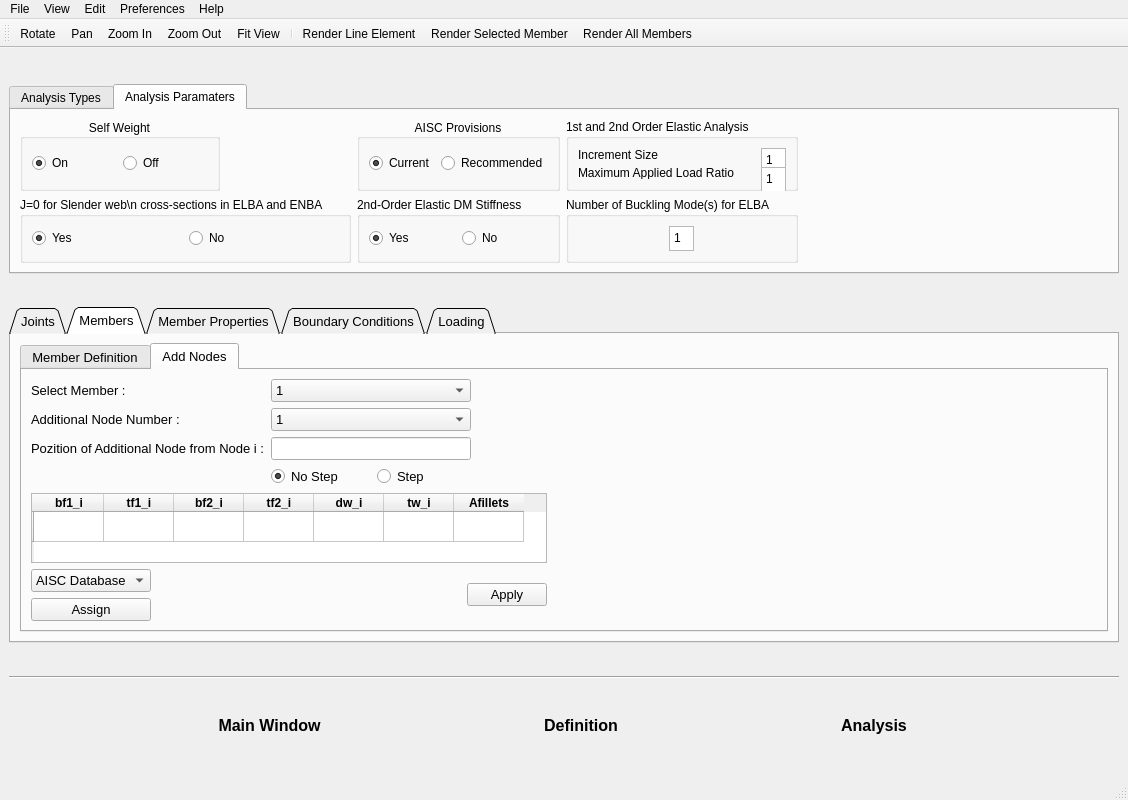
Old version of the form V2_dev/SABRE2-V3.ui in the repository oguzhantogay/SABRE2_V2_local.
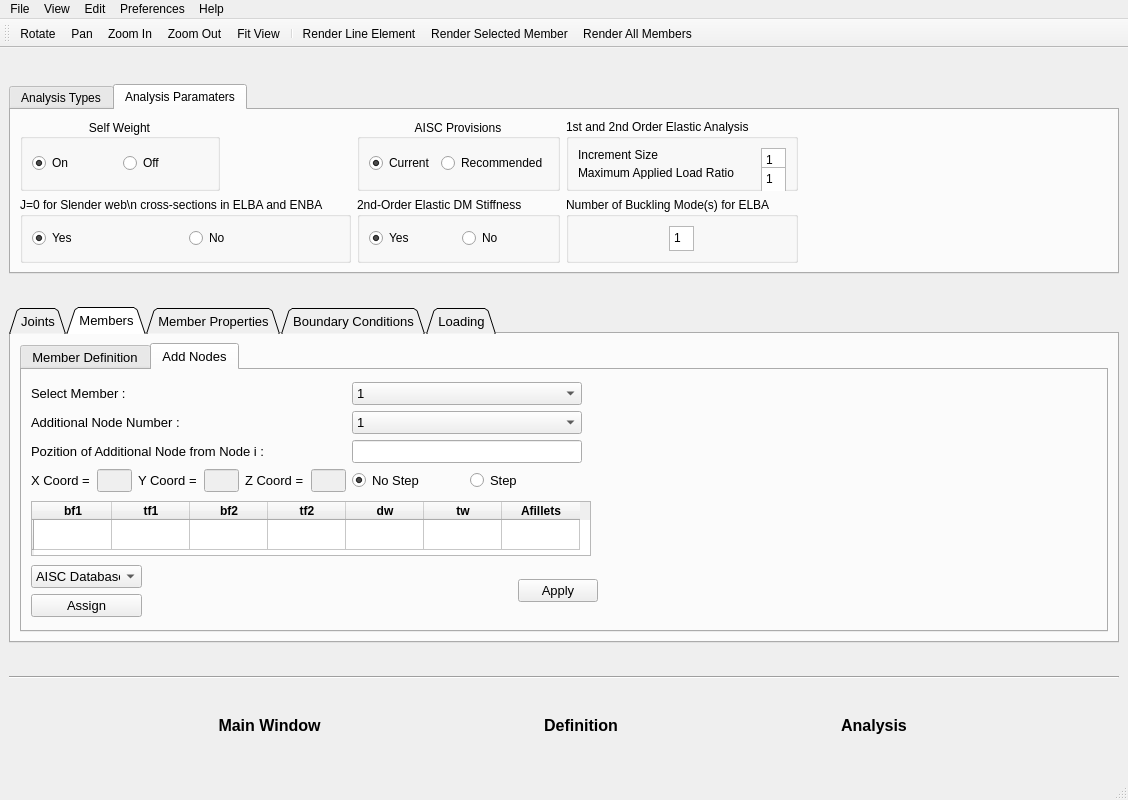
New version of the form. Icons and pictures are not drawn.

Commit message: AddNode code till SegCode

The edit to the form file:
```diff
--- a/V2_dev/SABRE2-V3.ui
+++ b/V2_dev/SABRE2-V3.ui
@@ -737,6 +737,12 @@
        <layout class="QVBoxLayout" name="verticalLayout_2">
         <item>
          <widget class="QTabWidget" name="Members_tabs">
+          <property name="minimumSize">
+           <size>
+            <width>0</width>
+            <height>265</height>
+           </size>
+          </property>
           <property name="currentIndex">
            <number>1</number>
           </property>
@@ -1088,48 +1094,49 @@
            <attribute name="title">
             <string>Add Nodes</string>
            </attribute>
-           <layout class="QVBoxLayout" name="verticalLayout_10">
+           <layout class="QVBoxLayout" name="verticalLayout_9">
             <item>
-             <layout class="QHBoxLayout" name="horizontalLayout_25">
-              <item>
-               <layout class="QFormLayout" name="formLayout">
-                <property name="fieldGrowthPolicy">
-                 <enum>QFormLayout::AllNonFixedFieldsGrow</enum>
-                </property>
-                <item row="0" column="0">
-                 <widget class="QLabel" name="label_2">
-                  <property name="text">
-                   <string>Select Member :</string>
-                  </property>
-                 </widget>
-                </item>
-                <item row="0" column="1">
-                 <widget class="QComboBox" name="AddNodeMember">
-                  <property name="maximumSize">
-                   <size>
-                    <width>200</width>
-                    <height>16777215</height>
-                   </size>
-                  </property>
-                  <item>
-                   <property name="text">
-                    <string>1</string>
-                   </property>
-                  </item>
-                 </widget>
-                </item>
+             <layout class="QGridLayout" name="gridLayout_2">
+              <property name="sizeConstraint">
+               <enum>QLayout::SetMaximumSize</enum>
+              </property>
                 <item row="1" column="0">
-                 <widget class="QLabel" name="label_4">
+               <widget class="QLabel" name="AdditionalNodeLabel">
                   <property name="text">
                    <string>Additional Node Number :</string>
                   </property>
                  </widget>
                 </item>
+              <item row="2" column="1">
+               <widget class="QLineEdit" name="AddNodePositionFrom">
+                <property name="maximumSize">
+                 <size>
+                  <width>230</width>
+                  <height>16777215</height>
+                 </size>
+                </property>
+               </widget>
+              </item>
+              <item row="0" column="1">
+               <widget class="QComboBox" name="AddNodeMember">
+                <property name="maximumSize">
+                 <size>
+                  <width>230</width>
+                  <height>16777215</height>
+                 </size>
+                </property>
+                <item>
+                 <property name="text">
+                  <string>1</string>
+                 </property>
+                </item>
+               </widget>
+              </item>
                 <item row="1" column="1">
                  <widget class="QComboBox" name="AdditionalNodeNumberComboBox">
                   <property name="maximumSize">
                    <size>
-                    <width>200</width>
+                  <width>230</width>
                     <height>16777215</height>
                    </size>
                   </property>
@@ -1144,47 +1151,16 @@
                  </widget>
                 </item>
                 <item row="2" column="0">
-                 <widget class="QLabel" name="label_3">
+               <widget class="QLabel" name="AddPositionLabel">
                   <property name="text">
                    <string>Pozition of Additional Node from Node i :</string>
                   </property>
                  </widget>
                 </item>
-                <item row="2" column="1">
-                 <widget class="QLineEdit" name="AddNodePositionFrom">
-                  <property name="maximumSize">
-                   <size>
-                    <width>200</width>
-                    <height>16777215</height>
-                   </size>
-                  </property>
-                 </widget>
-                </item>
                 <item row="3" column="1">
-                 <layout class="QVBoxLayout" name="verticalLayout_9">
-                  <item>
-                   <spacer name="verticalSpacer_7">
-                    <property name="orientation">
-                     <enum>Qt::Vertical</enum>
-                    </property>
-                    <property name="sizeHint" stdset="0">
-                     <size>
-                      <width>20</width>
-                      <height>40</height>
-                     </size>
-                    </property>
-                   </spacer>
-                  </item>
-                  <item>
                    <layout class="QHBoxLayout" name="horizontalLayout_22">
                     <item>
                      <widget class="QRadioButton" name="StepRB1">
-                      <property name="maximumSize">
-                       <size>
-                        <width>100</width>
-                        <height>16777215</height>
-                       </size>
-                      </property>
                       <property name="text">
                        <string>No Step</string>
                       </property>
@@ -1195,12 +1171,6 @@
                     </item>
                     <item>
                      <widget class="QRadioButton" name="StepRB2">
-                      <property name="maximumSize">
-                       <size>
-                        <width>100</width>
-                        <height>16777215</height>
-                       </size>
-                      </property>
                       <property name="text">
                        <string>Step</string>
                       </property>
@@ -1211,11 +1181,14 @@
                     </item>
                    </layout>
                   </item>
-                 </layout>
-                </item>
-               </layout>
-              </item>
-              <item>
+              <item row="0" column="0">
+               <widget class="QLabel" name="SelectMemberLabel">
+                <property name="text">
+                 <string>Select Member :</string>
+                </property>
+               </widget>
+              </item>
+              <item row="1" column="2">
                <spacer name="horizontalSpacer_7">
                 <property name="orientation">
                  <enum>Qt::Horizontal</enum>
@@ -1228,14 +1201,108 @@
                 </property>
                </spacer>
               </item>
+              <item row="3" column="0">
+               <layout class="QHBoxLayout" name="horizontalLayout_24">
+                <item>
+                 <widget class="QLabel" name="AddNodeLabelX">
+                  <property name="maximumSize">
+                   <size>
+                    <width>60</width>
+                    <height>16777215</height>
+                   </size>
+                  </property>
+                  <property name="text">
+                   <string>X Coord = </string>
+                  </property>
+                 </widget>
+                </item>
+                <item>
+                 <widget class="QLineEdit" name="AddNodeX">
+                  <property name="enabled">
+                   <bool>false</bool>
+                  </property>
+                  <property name="maximumSize">
+                   <size>
+                    <width>35</width>
+                    <height>16777215</height>
+                   </size>
+                  </property>
+                 </widget>
+                </item>
+                <item>
+                 <widget class="QLabel" name="AddNodeLabelY">
+                  <property name="maximumSize">
+                   <size>
+                    <width>60</width>
+                    <height>16777215</height>
+                   </size>
+                  </property>
+                  <property name="text">
+                   <string>Y Coord =</string>
+                  </property>
+                 </widget>
+                </item>
+                <item>
+                 <widget class="QLineEdit" name="AddNodeY">
+                  <property name="enabled">
+                   <bool>false</bool>
+                  </property>
+                  <property name="maximumSize">
+                   <size>
+                    <width>35</width>
+                    <height>16777215</height>
+                   </size>
+                  </property>
+                 </widget>
+                </item>
+                <item>
+                 <widget class="QLabel" name="AddNodeLabelZ">
+                  <property name="maximumSize">
+                   <size>
+                    <width>60</width>
+                    <height>16777215</height>
+                   </size>
+                  </property>
+                  <property name="text">
+                   <string>Z Coord = </string>
+                  </property>
+                 </widget>
+                </item>
+                <item>
+                 <widget class="QLineEdit" name="AddNodeZ">
+                  <property name="enabled">
+                   <bool>false</bool>
+                  </property>
+                  <property name="maximumSize">
+                   <size>
+                    <width>35</width>
+                    <height>16777215</height>
+                   </size>
+                  </property>
+                 </widget>
+                </item>
+               </layout>
+              </item>
              </layout>
             </item>
             <item>
              <layout class="QHBoxLayout" name="horizontalLayout_27">
               <item>
                <widget class="QTableWidget" name="AddNodeTable">
+                <property name="minimumSize">
+                 <size>
+                  <width>560</width>
+                  <height>55</height>
+                 </size>
+                </property>
+                <property name="maximumSize">
+                 <size>
+                  <width>560</width>
+                  <height>55</height>
+                 </size>
+                </property>
                 <attribute name="horizontalHeaderDefaultSectionSize">
-                 <number>70</number>
+                 <number>78</number>
                 </attribute>
                 <row>
                  <property name="text">
@@ -1244,7 +1311,7 @@
                 </row>
                 <column>
                  <property name="text">
-                  <string>bf1_i</string>
+                  <string>bf1</string>
                  </property>
                  <property name="font">
                   <font>
@@ -1255,7 +1322,7 @@
                 </column>
                 <column>
                  <property name="text">
-                  <string>tf1_i</string>
+                  <string>tf1</string>
                  </property>
                  <property name="font">
                   <font>
@@ -1266,7 +1333,7 @@
                 </column>
                 <column>
                  <property name="text">
-                  <string>bf2_i</string>
+                  <string>bf2</string>
                  </property>
                  <property name="font">
                   <font>
@@ -1277,7 +1344,7 @@
                 </column>
                 <column>
                  <property name="text">
-                  <string>tf2_i</string>
+                  <string>tf2</string>
                  </property>
                  <property name="font">
                   <font>
@@ -1288,7 +1355,7 @@
                 </column>
                 <column>
                  <property name="text">
-                  <string>dw_i</string>
+                  <string>dw</string>
                  </property>
                  <property name="font">
                   <font>
@@ -1299,7 +1366,7 @@
                 </column>
                 <column>
                  <property name="text">
-                  <string>tw_i</string>
+                  <string>tw</string>
                  </property>
                  <property name="font">
                   <font>
@@ -1331,7 +1398,7 @@
                 </property>
                 <property name="sizeHint" stdset="0">
                  <size>
-                  <width>550</width>
+                  <width>950</width>
                   <height>20</height>
                  </size>
                 </property>
@@ -1372,9 +1439,12 @@
                 <property name="orientation">
                  <enum>Qt::Horizontal</enum>
                 </property>
+                <property name="sizeType">
+                 <enum>QSizePolicy::Fixed</enum>
+                </property>
                 <property name="sizeHint" stdset="0">
                  <size>
-                  <width>30</width>
+                  <width>370</width>
                   <height>20</height>
                  </size>
                 </property>
@@ -1393,11 +1463,11 @@
                  <enum>Qt::Horizontal</enum>
                 </property>
                 <property name="sizeType">
-                 <enum>QSizePolicy::Fixed</enum>
+                 <enum>QSizePolicy::Expanding</enum>
                 </property>
                 <property name="sizeHint" stdset="0">
                  <size>
-                  <width>550</width>
+                  <width>900</width>
                   <height>20</height>
                  </size>
                 </property>
```
Lines whose indentation alone changed are shown as unchanged. The commit also changes 3 other files.
